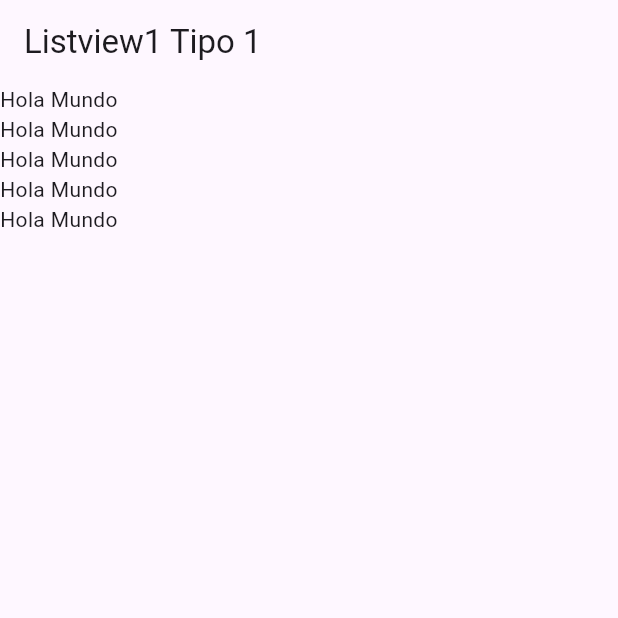
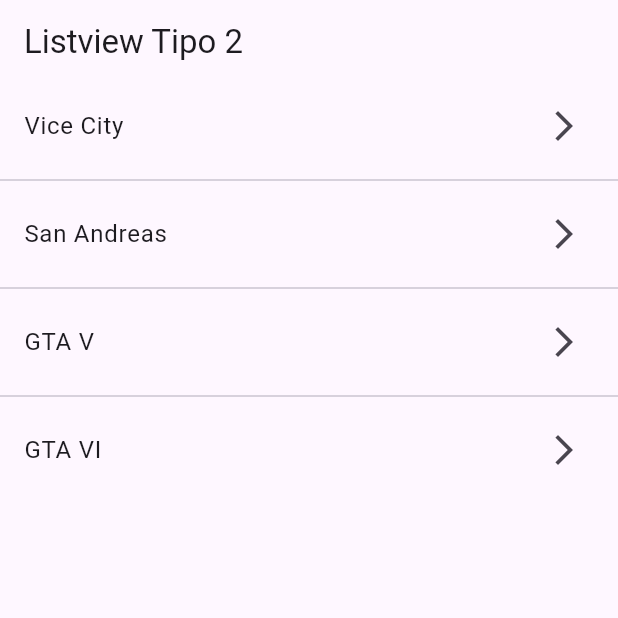
Before and after one commit to GiselaLGM/fl_components, a Flutter app: the screen it shows after launch, on a phone screen of 412 x 824 dp, the top half of it. Run offline on Flutter 3.47's test engine with Material 3 defaults, Android fonts, the phone set to English and light mode, and no system bars.

Commit message:
Añadir-screen

```diff
--- a/lib/main.dart
+++ b/lib/main.dart
@@ -1,4 +1,8 @@
+import 'package:fl_components/screens/alert_screen.dart';
+import 'package:fl_components/screens/card_screen.dart';
+import 'package:fl_components/screens/home_screen.dart';
 import 'package:fl_components/screens/listview1_screen.dart';
+import 'package:fl_components/screens/listview2_screen.dart';
 import 'package:flutter/material.dart';
 
 void main() => runApp(const MyApp());
@@ -11,7 +15,14 @@ class MyApp extends StatelessWidget {
     return MaterialApp(
       debugShowCheckedModeBanner: false,
       title: 'Material App',
-      home: Listview1Screen()
+      home: Listview2Screen(),
+      routes: {
+        'listview1': (BuildContext context) => Listview1Screen(),
+        'listview2': (BuildContext context) => Listview2Screen(),
+        'alert': (BuildContext context) => AlertScreen(),
+        'card': (BuildContext context) => CardScreen(),
+        'home': (BuildContext context) => HomeScreen(),
+      },
     );
   }
 }
--- a/lib/screens/listview1_screen.dart
+++ b/lib/screens/listview1_screen.dart
@@ -1,6 +1,8 @@
 import 'package:flutter/material.dart';
 
 class Listview1Screen extends StatelessWidget {
+
+  final options = const['Vice City', 'San Andreas', 'GTA V', 'GTA VI'];
 
   const Listview1Screen({Key? key}) : super(key: key);
 
@@ -8,15 +10,16 @@ class Listview1Screen extends StatelessWidget {
   Widget build(BuildContext context) {
     return Scaffold(
       appBar: AppBar(
-        title: Text('Listview1 Tipo 1'),
+        title: Text('Listview Tipo 1'),
       ),
       body: ListView(
         children: [
-          Text('Hola Mundo'),
-          Text('Hola Mundo'),
-          Text('Hola Mundo'),
-          Text('Hola Mundo'),
-          Text('Hola Mundo'),
+          ...options.map((e) =>
+            ListTile(
+              trailing: Icon(Icons.arrow_forward_ios_outlined),
+              title: Text( e ),
+            ),
+          ).toList()
 
         ],
       )
--- /dev/null
+++ b/lib/screens/listview2_screen.dart
@@ -0,0 +1,29 @@
+import 'package:flutter/material.dart';
+
+class Listview2Screen extends StatelessWidget {
+
+  final options = const['Vice City', 'San Andreas', 'GTA V', 'GTA VI'];
+
+  const Listview2Screen({Key? key}) : super(key: key);
+
+  @override
+  Widget build(BuildContext context) {
+    return Scaffold(
+      appBar: AppBar(
+        title: Text('Listview Tipo 2'),
+      ),
+      body: ListView.separated(
+        itemBuilder: (context, index) => ListTile(
+          trailing: Icon( Icons.arrow_forward_ios_outlined),
+          title: Text( options[index]),
+          onTap: () {
+            final version = options[index];
+            print( version );
+          },
+        ),
+        separatorBuilder: (context, index) => Divider(),
+        itemCount: options.length
+      )
+    );
+  }
+}
```
Also changed, not shown: lib/screens/alert_screen.dart (added, +15 -0 lines), lib/screens/card_screen.dart (added, +15 -0 lines), lib/screens/home_screen.dart (added, +15 -0 lines).
